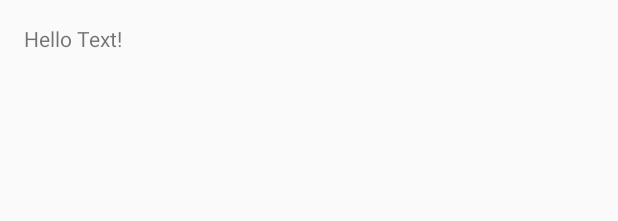
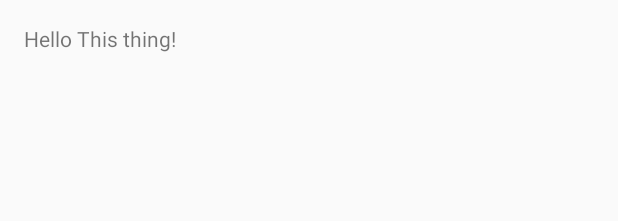
Before and after one commit to melvinvega/ChessCommander, an Android app: the layout content_main.xml on its own in the app's theme, with its tools: preview values and no code run, on a phone screen of 412 x 824 dp. Shown: the top 221 px of the screen. Run offline under Robolectric (Android 15) with nearby library versions, the phone set to English and light mode, and no system bars.

Commit message:
Changed Message

```diff
--- a/app/src/main/res/layout/content_main.xml
+++ b/app/src/main/res/layout/content_main.xml
@@ -15,5 +15,5 @@
     <TextView
         android:layout_width="wrap_content"
         android:layout_height="wrap_content"
-        android:text="Hello Text!" />
+        android:text="Hello This thing!" />
 </RelativeLayout>
```
